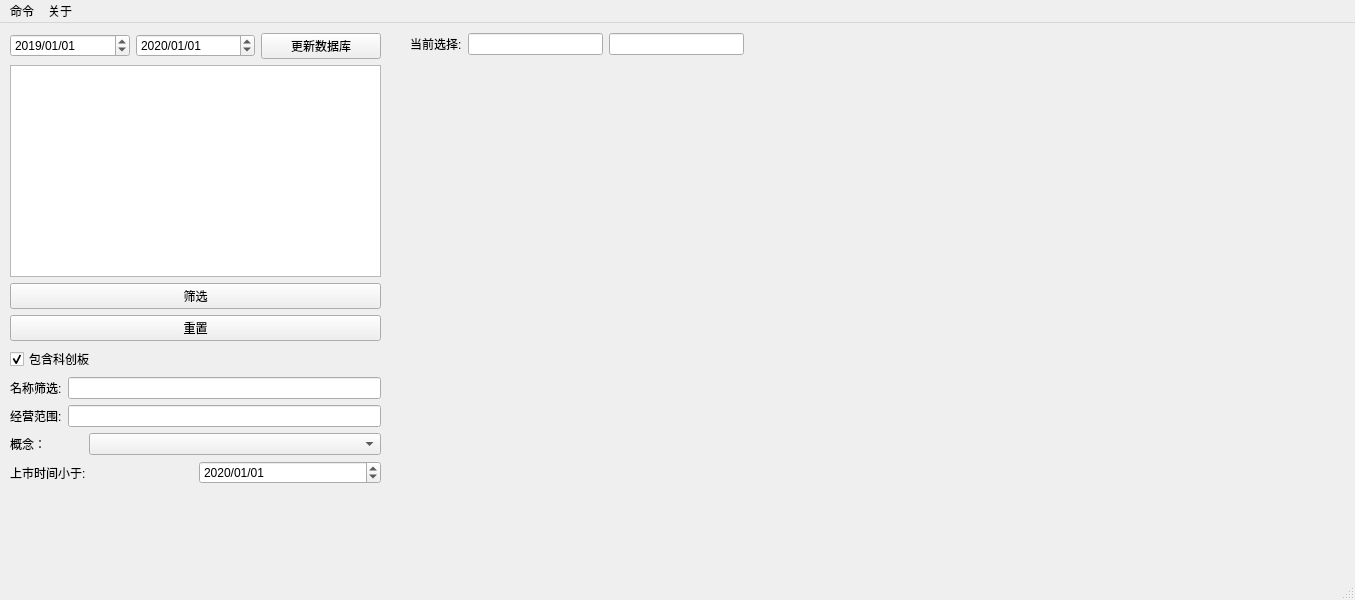
First picture: the form in QTUI.ui, repository 256481788jianghao/stock_task, before the edit.
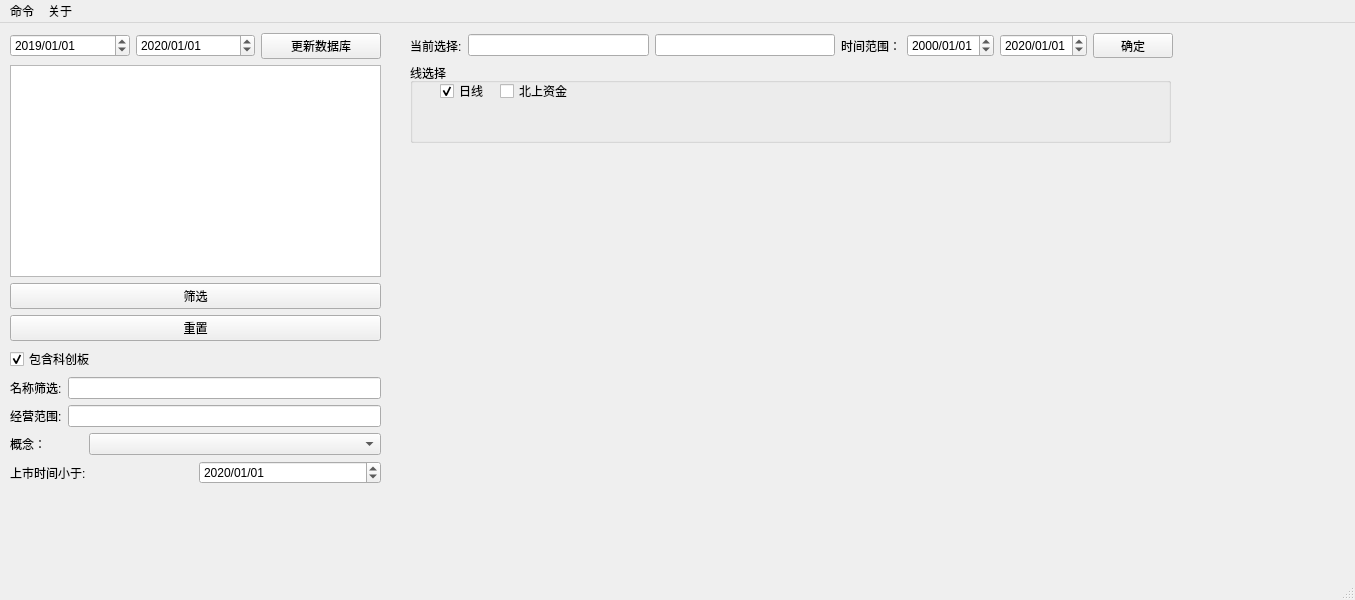
Second picture: the form after the edit.

```diff
--- a/QTUI.ui
+++ b/QTUI.ui
@@ -185,41 +185,129 @@
      </item>
     </layout>
    </widget>
-   <widget class="QWidget" name="layoutWidget">
+   <widget class="QWidget" name="widget_chartview" native="true">
+    <property name="geometry">
+     <rect>
+      <x>400</x>
+      <y>150</y>
+      <width>911</width>
+      <height>391</height>
+     </rect>
+    </property>
+   </widget>
+   <widget class="QGroupBox" name="groupBox">
+    <property name="geometry">
+     <rect>
+      <x>410</x>
+      <y>40</y>
+      <width>761</width>
+      <height>80</height>
+     </rect>
+    </property>
+    <property name="title">
+     <string>线选择</string>
+    </property>
+    <widget class="QCheckBox" name="checkBox_daily_line">
+     <property name="geometry">
+      <rect>
+       <x>30</x>
+       <y>20</y>
+       <width>71</width>
+       <height>16</height>
+      </rect>
+     </property>
+     <property name="text">
+      <string>日线</string>
+     </property>
+     <property name="checked">
+      <bool>true</bool>
+     </property>
+    </widget>
+    <widget class="QCheckBox" name="checkBox_hk_line">
+     <property name="geometry">
+      <rect>
+       <x>90</x>
+       <y>20</y>
+       <width>71</width>
+       <height>16</height>
+      </rect>
+     </property>
+     <property name="text">
+      <string>北上资金</string>
+     </property>
+    </widget>
+   </widget>
+   <widget class="QWidget" name="">
     <property name="geometry">
      <rect>
       <x>410</x>
       <y>10</y>
-      <width>334</width>
-      <height>22</height>
+      <width>763</width>
+      <height>25</height>
      </rect>
     </property>
-    <layout class="QHBoxLayout" name="horizontalLayout_4">
+    <layout class="QHBoxLayout" name="horizontalLayout_8">
      <item>
-      <widget class="QLabel" name="label_3">
+      <layout class="QHBoxLayout" name="horizontalLayout_4">
+       <item>
+        <widget class="QLabel" name="label_3">
+         <property name="text">
+          <string>当前选择:</string>
+         </property>
+        </widget>
+       </item>
+       <item>
+        <widget class="QLineEdit" name="lineEdit_cur_tscode"/>
+       </item>
+       <item>
+        <widget class="QLineEdit" name="lineEdit_cur_name"/>
+       </item>
+      </layout>
+     </item>
+     <item>
+      <layout class="QHBoxLayout" name="horizontalLayout_7">
+       <item>
+        <widget class="QLabel" name="label_6">
+         <property name="text">
+          <string>时间范围：</string>
+         </property>
+        </widget>
+       </item>
+       <item>
+        <widget class="QDateEdit" name="dateEdit_cur_start_time">
+         <property name="displayFormat">
+          <string>yyyy/MM/dd</string>
+         </property>
+        </widget>
+       </item>
+       <item>
+        <widget class="QDateEdit" name="dateEdit_cur_end_time">
+         <property name="dateTime">
+          <datetime>
+           <hour>0</hour>
+           <minute>0</minute>
+           <second>0</second>
+           <year>2020</year>
+           <month>1</month>
+           <day>1</day>
+          </datetime>
+         </property>
+         <property name="displayFormat">
+          <string>yyyy/MM/dd</string>
+         </property>
+        </widget>
+       </item>
+      </layout>
+     </item>
+     <item>
+      <widget class="QPushButton" name="pushButton_cur_draw">
        <property name="text">
-        <string>当前选择:</string>
+        <string>确定</string>
        </property>
       </widget>
      </item>
-     <item>
-      <widget class="QLineEdit" name="lineEdit_cur_tscode"/>
-     </item>
-     <item>
-      <widget class="QLineEdit" name="lineEdit_cur_name"/>
-     </item>
     </layout>
    </widget>
-   <widget class="QWidget" name="widget_chartview" native="true">
-    <property name="geometry">
-     <rect>
-      <x>410</x>
-      <y>60</y>
-      <width>911</width>
-      <height>391</height>
-     </rect>
-    </property>
-   </widget>
   </widget>
   <widget class="QMenuBar" name="menubar">
    <property name="geometry">
```
Left out of the diff: 29 changed lines with no effect on the pictures.
